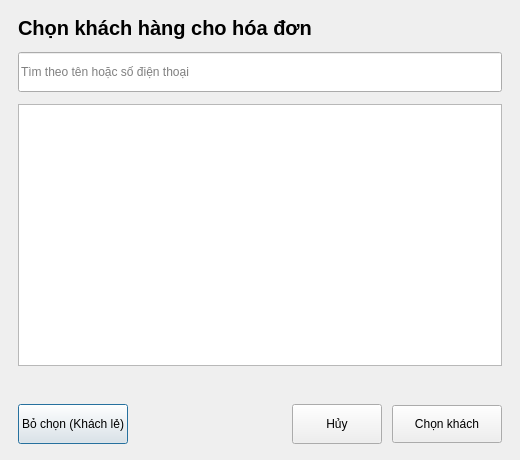
Before: the Qt Designer form src/gui/customer_picker.ui in letrankhang/Supermarket_Manager, drawn with Qt 5.
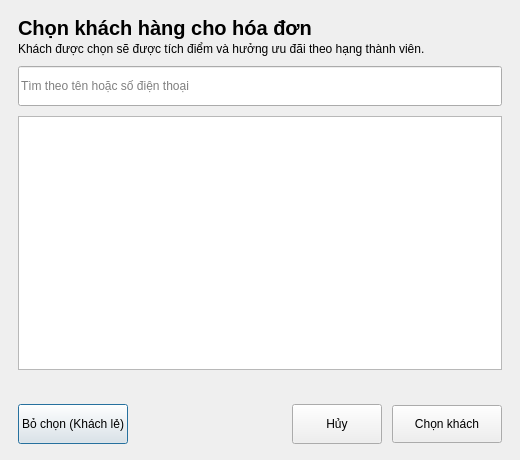
After: the same form once the commit is applied. Icons and pictures are not drawn.

Commit message: feat: cải thiện giao diện và sửa lỗi xếp hạng, giảm giá theo hạng

What changed in the file:
```diff
--- a/src/gui/customer_picker.ui
+++ b/src/gui/customer_picker.ui
@@ -497,7 +497,7 @@
   </property>
   <layout class="QVBoxLayout" name="verticalLayout">
    <property name="spacing">
-    <number>12</number>
+    <number>10</number>
    </property>
    <property name="leftMargin">
     <number>18</number>
@@ -512,6 +512,11 @@
     <number>16</number>
    </property>
    <item>
+    <layout class="QVBoxLayout" name="titleLayout">
+     <property name="spacing">
+      <number>2</number>
+     </property>
+     <item>
     <widget class="QLabel" name="lblTitle">
      <property name="font">
       <font>
@@ -524,6 +529,18 @@
       <string>Chọn khách hàng cho hóa đơn</string>
      </property>
     </widget>
+     </item>
+     <item>
+      <widget class="QLabel" name="lblHint">
+       <property name="text">
+        <string>Khách được chọn sẽ được tích điểm và hưởng ưu đãi theo hạng thành viên.</string>
+       </property>
+       <property name="wordWrap">
+        <bool>true</bool>
+       </property>
+      </widget>
+     </item>
+    </layout>
    </item>
    <item>
     <widget class="QLineEdit" name="txtSearchCustomer">
```
Left out of the diff: 6 changed lines with no effect on the pictures. Lines whose indentation alone changed are shown as unchanged. The commit also changes 37 other files.
